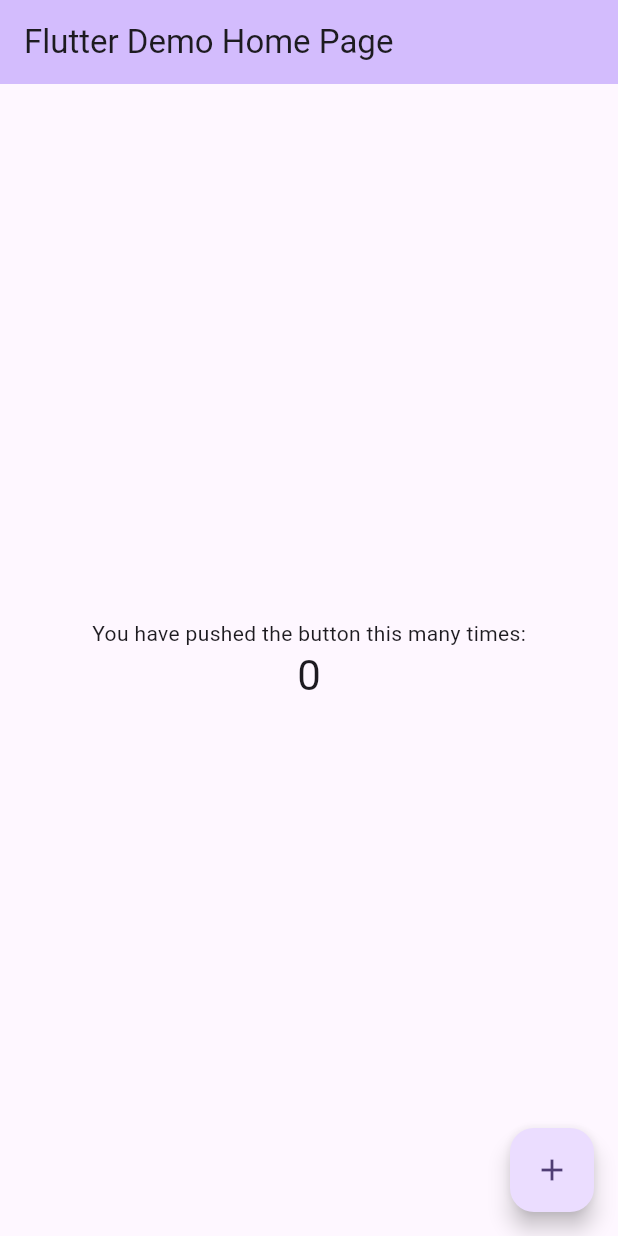
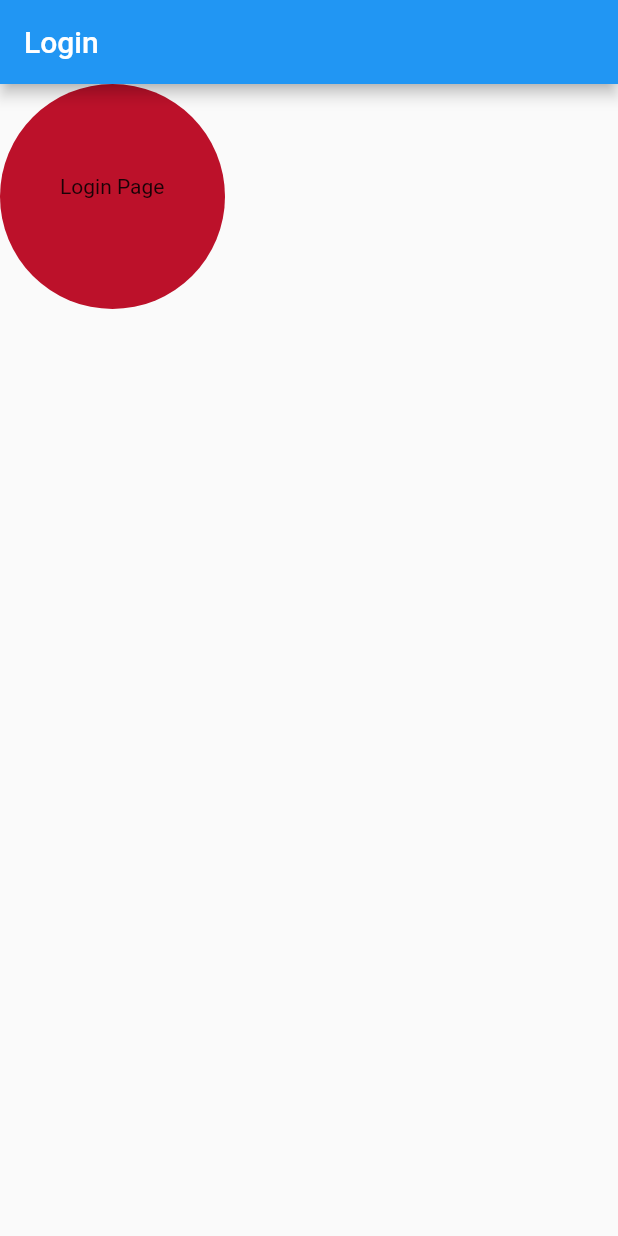
Before and after one commit to seperalta22/Flutter-Delivery-App, a Flutter app: the screen it shows after launch, on a phone screen of 412 x 824 dp. Run offline on Flutter 3.47's test engine with Material 2 defaults, Android fonts, the phone set to English and light mode, and no system bars.

Commit message:
Add custom colors file

```diff
--- a/lib/main.dart
+++ b/lib/main.dart
@@ -1,125 +1,28 @@
+import 'package:deliveryapp/src/utils/my_colors.dart';
 import 'package:flutter/material.dart';
+import 'package:deliveryapp/src/login/login_page.dart';
 
 void main() {
   runApp(const MyApp());
 }
 
-class MyApp extends StatelessWidget {
+class MyApp extends StatefulWidget {
   const MyApp({super.key});
 
-  // This widget is the root of your application.
+  @override
+  State<MyApp> createState() => _MyAppState();
+}
+
+class _MyAppState extends State<MyApp> {
   @override
   Widget build(BuildContext context) {
     return MaterialApp(
-      title: 'Flutter Demo',
-      theme: ThemeData(
-        // This is the theme of your application.
-        //
-        // TRY THIS: Try running your application with "flutter run". You'll see
-        // the application has a blue toolbar. Then, without quitting the app,
-        // try changing the seedColor in the colorScheme below to Colors.green
-        // and then invoke "hot reload" (save your changes or press the "hot
-        // reload" button in a Flutter-supported IDE, or press "r" if you used
-        // the command line to start the app).
-        //
-        // Notice that the counter didn't reset back to zero; the application
-        // state is not lost during the reload. To reset the state, use hot
-        // restart instead.
-        //
-        // This works for code too, not just values: Most code changes can be
-        // tested with just a hot reload.
-        colorScheme: ColorScheme.fromSeed(seedColor: Colors.deepPurple),
-        useMaterial3: true,
-      ),
-      home: const MyHomePage(title: 'Flutter Demo Home Page'),
-    );
+        title: "Delivery App Flutter",
+        debugShowCheckedModeBanner: false, // Hide debug banner
+        initialRoute: 'login',
+        routes: {
+          'login': (context) => const LoginPage(),
+        },
+        theme: ThemeData(primaryColor: MyColors.primaryColor));
   }
 }
-
-class MyHomePage extends StatefulWidget {
-  const MyHomePage({super.key, required this.title});
-
-  // This widget is the home page of your application. It is stateful, meaning
-  // that it has a State object (defined below) that contains fields that affect
-  // how it looks.
-
-  // This class is the configuration for the state. It holds the values (in this
-  // case the title) provided by the parent (in this case the App widget) and
-  // used by the build method of the State. Fields in a Widget subclass are
-  // always marked "final".
-
-  final String title;
-
-  @override
-  State<MyHomePage> createState() => _MyHomePageState();
-}
-
-class _MyHomePageState extends State<MyHomePage> {
-  int _counter = 0;
-
-  void _incrementCounter() {
-    setState(() {
-      // This call to setState tells the Flutter framework that something has
-      // changed in this State, which causes it to rerun the build method below
-      // so that the display can reflect the updated values. If we changed
-      // _counter without calling setState(), then the build method would not be
-      // called again, and so nothing would appear to happen.
-      _counter++;
-    });
-  }
-
-  @override
-  Widget build(BuildContext context) {
-    // This method is rerun every time setState is called, for instance as done
-    // by the _incrementCounter method above.
-    //
-    // The Flutter framework has been optimized to make rerunning build methods
-    // fast, so that you can just rebuild anything that needs updating rather
-    // than having to individually change instances of widgets.
-    return Scaffold(
-      appBar: AppBar(
-        // TRY THIS: Try changing the color here to a specific color (to
-        // Colors.amber, perhaps?) and trigger a hot reload to see the AppBar
-        // change color while the other colors stay the same.
-        backgroundColor: Theme.of(context).colorScheme.inversePrimary,
-        // Here we take the value from the MyHomePage object that was created by
-        // the App.build method, and use it to set our appbar title.
-        title: Text(widget.title),
-      ),
-      body: Center(
-        // Center is a layout widget. It takes a single child and positions it
-        // in the middle of the parent.
-        child: Column(
-          // Column is also a layout widget. It takes a list of children and
-          // arranges them vertically. By default, it sizes itself to fit its
-          // children horizontally, and tries to be as tall as its parent.
-          //
-          // Column has various properties to control how it sizes itself and
-          // how it positions its children. Here we use mainAxisAlignment to
-          // center the children vertically; the main axis here is the vertical
-          // axis because Columns are vertical (the cross axis would be
-          // horizontal).
-          //
-          // TRY THIS: Invoke "debug painting" (choose the "Toggle Debug Paint"
-          // action in the IDE, or press "p" in the console), to see the
-          // wireframe for each widget.
-          mainAxisAlignment: MainAxisAlignment.center,
-          children: <Widget>[
-            const Text(
-              'You have pushed the button this many times:',
-            ),
-            Text(
-              '$_counter',
-              style: Theme.of(context).textTheme.headlineMedium,
-            ),
-          ],
-        ),
-      ),
-      floatingActionButton: FloatingActionButton(
-        onPressed: _incrementCounter,
-        tooltip: 'Increment',
-        child: const Icon(Icons.add),
-      ), // This trailing comma makes auto-formatting nicer for build methods.
-    );
-  }
-}
--- /dev/null
+++ b/lib/src/login/login_page.dart
@@ -0,0 +1,36 @@
+import 'package:deliveryapp/src/utils/my_colors.dart';
+import 'package:flutter/material.dart';
+
+class LoginPage extends StatefulWidget {
+  const LoginPage({super.key});
+
+  @override
+  State<LoginPage> createState() => _LoginPageState();
+}
+
+class _LoginPageState extends State<LoginPage> {
+  TextEditingController _emailController = TextEditingController();
+
+  @override
+  Widget build(BuildContext context) {
+    return Scaffold(
+      appBar: AppBar(
+        title: const Text('Login'),
+      ),
+      body: Stack(
+        children: [
+          Container(
+            width: 150,
+            height: 150,
+            decoration: const BoxDecoration(
+                borderRadius: BorderRadius.all(Radius.circular(100)),
+                color: MyColors.primaryColor),
+          ),
+          Container(
+              margin: const EdgeInsets.only(top: 60, left: 40),
+              child: const Text('Login Page')),
+        ],
+      ),
+    );
+  }
+}
--- /dev/null
+++ b/lib/src/utils/my_colors.dart
@@ -0,0 +1,5 @@
+import 'dart:ui';
+
+class MyColors {
+  static const Color primaryColor = Color(0xffbc112a);
+}
```
